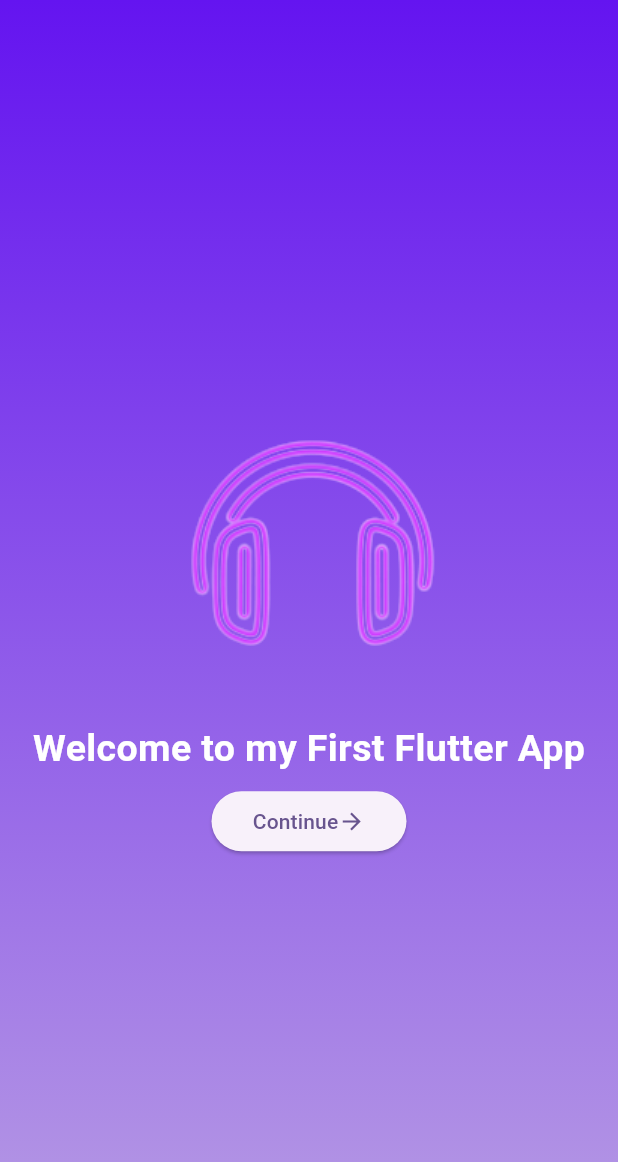
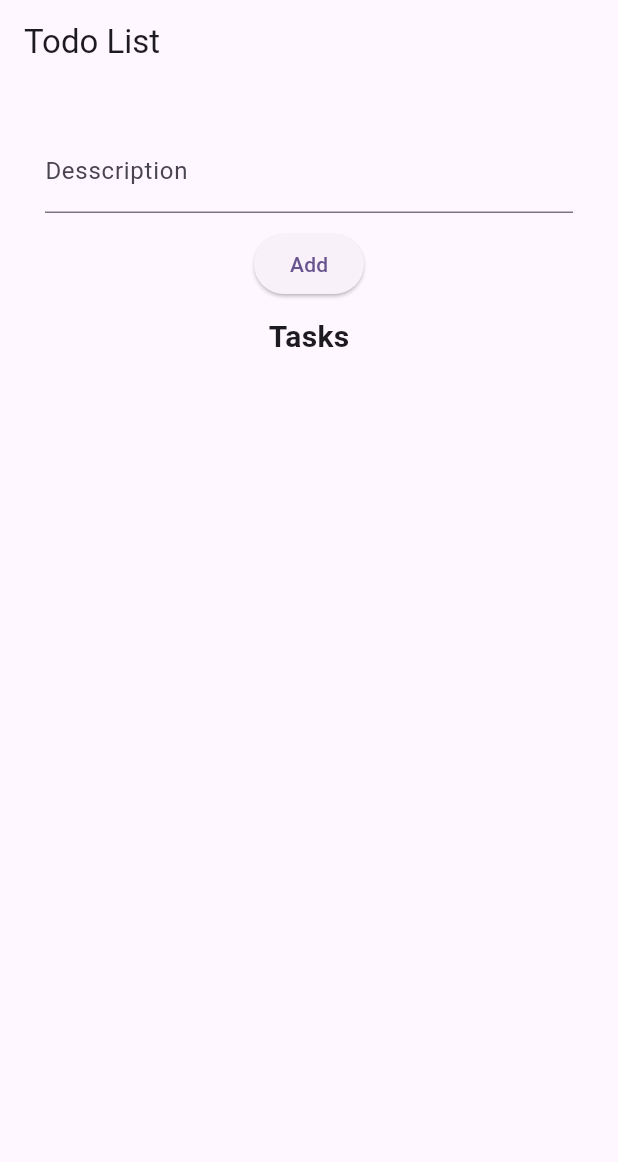
Before and after one commit to ahsanalamsystems/flutter-training, a Flutter app: the screen it shows after launch, on a phone screen of 412 x 824 dp. Shown: the top 1162 px of the screen. Run offline on Flutter 3.47's test engine with Material 2 defaults, Android fonts, the light colour scheme and no system bars.

Commit message:
todo list completed

```diff
--- a/lib/home.dart
+++ /dev/null
@@ -1,69 +0,0 @@
-import 'package:flutter/material.dart';
-import 'package:lecture_one/signin.dart';
-
-class MyHomePage extends StatefulWidget {
-  const MyHomePage();
-  @override
-  State<MyHomePage> createState() => _MyHomePageState();
-}
-
-class _MyHomePageState extends State<MyHomePage> {
-  navigateToSignin() {
-    Navigator.push(
-        context, MaterialPageRoute(builder: (context) => SigninPage()));
-  }
-
-  @override
-  Widget build(BuildContext context) {
-    return Scaffold(
-      // appBar: AppBar(
-      //   title: const Text('Sign In'),
-      // ),
-      body: Container(
-          alignment: Alignment.center,
-          decoration: const BoxDecoration(
-            gradient: LinearGradient(
-              begin: Alignment.topCenter,
-              end: Alignment.bottomCenter,
-              colors: [
-                Color.fromARGB(255, 100, 20, 240),
-                Color.fromARGB(255, 181, 153, 228)
-              ], // Set your gradient colors here
-            ),
-          ),
-          child: Center(
-            child: Column(
-                mainAxisAlignment: MainAxisAlignment.center,
-                children: <Widget>[
-                  const Image(
-                    image: AssetImage('assets/images/icon.png'),
-                  ),
-                  const Center(
-                    child: Text('Welcome to my First Flutter App',
-                        style: TextStyle(
-                          color: Colors.white,
-                          fontSize: 25,
-                          fontWeight: FontWeight.bold,
-                        )),
-                  ),
-                  Padding(
-                    padding: const EdgeInsets.only(top: 10.0),
-                    child: SizedBox(
-                      height: 40,
-                      width: 130,
-                      child: ElevatedButton(
-                          onPressed: navigateToSignin,
-                          child: const Row(
-                            mainAxisAlignment: MainAxisAlignment.center,
-                            children: <Widget>[
-                              Text('Continue'),
-                              Icon(Icons.arrow_forward)
-                            ],
-                          )),
-                    ),
-                  )
-                ]),
-          )),
-    );
-  }
-}
--- a/lib/main.dart
+++ b/lib/main.dart
@@ -1,9 +1,13 @@
 import 'package:flutter/material.dart';
-import 'package:lecture_one/home.dart';
-import 'package:lecture_one/signin.dart';
+import 'package:lecture_one/providers/todo.provider.dart';
+import 'package:lecture_one/todo.dart';
+import 'package:provider/provider.dart';
 
 void main() {
-  runApp(const MyApp());
+  runApp(ChangeNotifierProvider(
+    create: (context) => TodoProvider(),
+    child: const MyApp(),
+  ));
 }
 
 class MyApp extends StatelessWidget {
@@ -33,7 +37,7 @@ class MyApp extends StatelessWidget {
         colorScheme: ColorScheme.fromSeed(seedColor: Colors.deepPurple),
         useMaterial3: true,
       ),
-      home: MyHomePage(),
+      home: const AddToDoPage(),
     );
   }
 }
--- /dev/null
+++ b/lib/model/todo.model.dart
@@ -0,0 +1,5 @@
+class TodoModel {
+  bool status;
+  String description;
+  TodoModel(this.status, this.description);
+}
--- /dev/null
+++ b/lib/providers/todo.provider.dart
@@ -0,0 +1,26 @@
+import 'package:flutter/foundation.dart';
+import 'package:flutter/material.dart';
+import 'package:lecture_one/model/todo.model.dart';
+
+class TodoProvider extends ChangeNotifier {
+  final List<TodoModel> _todoList = [];
+
+  List<TodoModel> get todoList =>
+      _todoList.where((task) => !task.status).toList();
+
+  void addTask(String description) {
+    _todoList.insert(0, TodoModel(false, description));
+    notifyListeners();
+  }
+
+  void changeStatus(int index) {
+    _todoList[index].status = true;
+    _todoList.sort((a, b) => b.status ? -1 : 1);
+    notifyListeners();
+  }
+
+  void deleteTask(int index) {
+    _todoList.removeAt(index);
+    notifyListeners();
+  }
+}
--- /dev/null
+++ b/lib/todo.dart
@@ -0,0 +1,112 @@
+import 'package:flutter/material.dart';
+import 'package:lecture_one/providers/todo.provider.dart';
+import 'package:provider/provider.dart';
+
+class AddToDoPage extends StatefulWidget {
+  const AddToDoPage({super.key});
+
+  @override
+  // ignore: library_private_types_in_public_api
+  _AddToDoPageState createState() => _AddToDoPageState();
+}
+
+class _AddToDoPageState extends State<AddToDoPage> {
+  TextEditingController textFieldController = TextEditingController();
+  final GlobalKey<FormState> _formKey = GlobalKey<FormState>();
+
+  @override
+  Widget build(BuildContext context) {
+    return Consumer<TodoProvider>(builder: (context, todoProvider, child) {
+      return Scaffold(
+        appBar: AppBar(title: const Text('Todo List')),
+        body: ListView(children: [
+          Padding(
+              padding: const EdgeInsets.all(30.0),
+              child: Form(
+                key: _formKey,
+                child: Column(
+                  children: [
+                    TextFormField(
+                      controller: textFieldController,
+                      decoration: const InputDecoration(
+                        labelText: 'Desscription',
+                      ),
+                      validator: (value) {
+                        if ((value == null || value == '') ||
+                            value.trim().isEmpty) {
+                          return 'Kindly add description';
+                        }
+                        return null;
+                      },
+                    ),
+                    Container(
+                      margin: const EdgeInsets.symmetric(vertical: 10),
+                      child: ElevatedButton(
+                        onPressed: () {
+                          if (_formKey.currentState!.validate()) {
+                            todoProvider.addTask(textFieldController.text);
+                            textFieldController.text = '';
+                          }
+                        },
+                        child: const Text('Add'),
+                      ),
+                    ),
+                    const Text(
+                      'Tasks',
+                      style:
+                          TextStyle(fontSize: 20, fontWeight: FontWeight.bold),
+                    ),
+                    Container(
+                      margin: const EdgeInsets.symmetric(vertical: 10),
+                      child: ListView.builder(
+                          shrinkWrap: true,
+                          itemCount: todoProvider.todoList.length,
+                          itemBuilder: (context, index) {
+                            return Card(
+                              color: todoProvider.todoList[index].status
+                                  ? const Color.fromARGB(255, 18, 240, 6)
+                                  : null,
+                              child: Padding(
+                                padding: const EdgeInsets.all(8.0),
+                                child: SizedBox(
+                                  height: 40,
+                                  child: Row(
+                                      mainAxisAlignment:
+                                          MainAxisAlignment.spaceBetween,
+                                      children: [
+                                        Row(
+                                          children: [
+                                            Checkbox(
+                                                value: todoProvider
+                                                    .todoList[index].status,
+                                                onChanged: (value) {
+                                                  todoProvider
+                                                      .changeStatus(index);
+                                                }),
+                                            Text(todoProvider
+                                                .todoList[index].description)
+                                          ],
+                                        ),
+                                        GestureDetector(
+                                          child: const Icon(
+                                            Icons.delete,
+                                            color: Colors.red,
+                                          ),
+                                          onTap: () {
+                                            todoProvider.deleteTask(index);
+                                          },
+                                        )
+                                      ]),
+                                ),
+                              ),
+                            );
+                          }),
+                    )
+                  ],
+                ),
+              ))
+        ]),
+      );
+    });
+  }
+}
--- a/pubspec.yaml
+++ b/pubspec.yaml
@@ -30,11 +30,10 @@ environment:
 dependencies:
   flutter:
     sdk: flutter
-
-
   # The following adds the Cupertino Icons font to your application.
   # Use with the CupertinoIcons class for iOS style icons.
   cupertino_icons: ^1.0.2
+  provider: ^6.1.1
 
 dev_dependencies:
   flutter_test:
```
Also changed, not shown: lib/signin.dart (deleted, +0 -86 lines), lib/signup.dart (deleted, +0 -109 lines), pubspec.lock.
